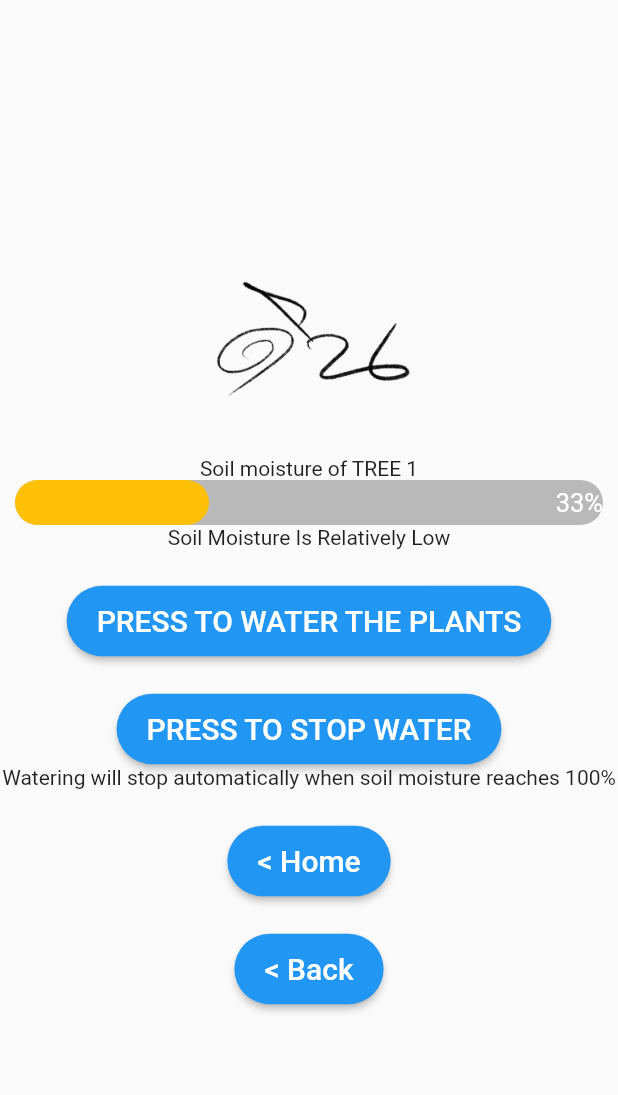
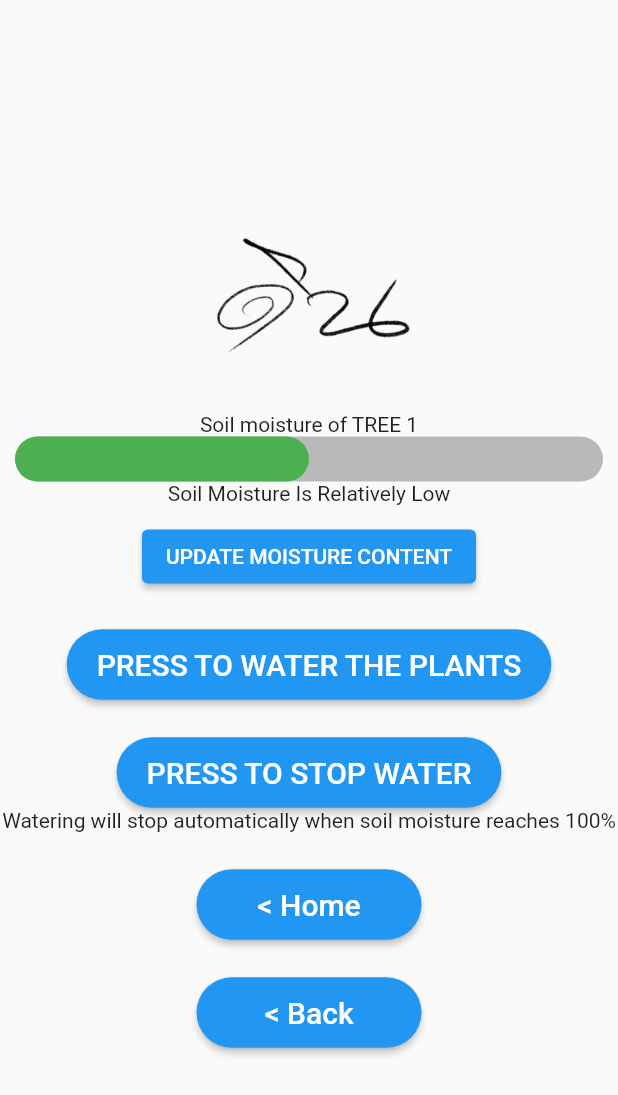
Before and after one commit to JuneKR/Soil-Moisture-Monitoring-Application, a Flutter app: the Tree1Page screen opened by its route, on a phone screen of 412 x 824 dp. Shown: the top 1095 px of the screen. Run offline on Flutter 3.47's test engine with Material 2 defaults, Android fonts, the phone set to English and light mode, and no system bars; drawn by our look-alikes of getwidget; our stand-ins replace firebase_core, firebase_database; accounts and stored records are empty; network calls fail.

Commit message:
adjust button

```diff
--- a/lib/screens/MainPage.dart
+++ b/lib/screens/MainPage.dart
@@ -6,6 +6,8 @@ import 'package:project/screens/DashBoard.dart';
 
 
 class MainPage extends StatefulWidget {
+  const MainPage({Key? key}) : super(key: key);
+
   @override
   _MainPage createState() => _MainPage();
 }
--- a/lib/screens/Tree1Page.dart
+++ b/lib/screens/Tree1Page.dart
@@ -5,7 +5,61 @@ import 'package:project/widget/HeaderWidget.dart';
 import 'package:project/widget/ButtonWidget.dart';
 import 'package:getwidget/getwidget.dart';
 
+import 'package:http/http.dart' as http;
+import 'dart:convert';
+
+// Might Apply GetData.dart to this page since click update button but is doen't load or update data in screen
+
 class Tree1Page extends StatelessWidget {
+  // var Tree1Page({Key? key}) : super(key: key);
+
+  /* Get Data */
+  // void initState() {
+    // super.initState();
+    // initState();
+    // readData();
+  // }
+  // readData();
+
+  // bool isLoading = true;
+  // List<String> list = [];
+  String moisture = "";
+  String percentMoisture = "";
+  double doubleMoisture = 0;
+  Future<void> readData() async {
+
+    // Please replace the Database URL
+    // which we will get in “Add Realtime Database”
+    // step with DatabaseURL
+
+    var url = "https://soil-moisture-monitoring-app-default-rtdb.firebaseio.com/"+"data.json";
+    // Do not remove “data.json”,keep it as it is
+    try {
+      final response = await http.get(Uri.parse(url));
+      final extractedData = json.decode(response.body) as Map<String, dynamic>;
+      if (extractedData == null) {
+        return;
+      }
+      extractedData.forEach((blogId, blogData) {
+        // list.add(blogData["moisture"]);
+        // moisture.gcd(blogData["moisture"]);
+        moisture = blogData["moisture"];
+        doubleMoisture = int.parse(moisture).toDouble()/100;
+        percentMoisture = moisture+"%";
+        print(doubleMoisture);
+        print(blogData["moisture"]);
+        print(percentMoisture);
+      });
+      // setState(() {
+      //   isLoading = false;
+      // });
+    } catch (error) {
+      throw error;
+    }
+  }
+  /* End Get Data */
+
+
   @override
   Widget build(BuildContext context) => Scaffold(
     /* Display AppBar */
@@ -30,16 +84,20 @@ class Tree1Page extends StatelessWidget {
                 style: TextStyle(fontWeight: FontWeight.normal),
               ),
               GFProgressBar(
-                percentage: 0.33,
+                percentage: 0.50,
+                // percentage: doubleMoisture,
                 lineHeight: 30,
-                child: const Padding(
+                child: Padding(
                   padding: EdgeInsets.only(top: 5, bottom: 5),
-                  child: Text('33%', textAlign: TextAlign.end,
+                  // child: Text(percentMoisture, textAlign: TextAlign.end,
+                  //   style: TextStyle(fontSize: 17, color: Colors.white),
+                  // ),
+                  child: Text(moisture.toString(), textAlign: TextAlign.end,
                     style: TextStyle(fontSize: 17, color: Colors.white),
                   ),
                 ),
                 backgroundColor: Colors.black26,
-                progressBarColor: Colors.amber,
+                progressBarColor: Colors.green,
               ),
 
               /* Soil Moisture Status */
@@ -51,6 +109,16 @@ class Tree1Page extends StatelessWidget {
               ),
 
               /* Should Return Watering Status -> Failed water not enough or success */
+              const SizedBox(
+                height: 10,
+              ),
+              ElevatedButton(
+                  onPressed: readData,
+                  child: const Text(
+                    "UPDATE MOISTURE CONTENT",
+                    style: TextStyle(color: Colors.white),
+                    textAlign: TextAlign.center,
+                  )),
               const SizedBox(height: 24),
               ButtonWidget(
                 text: 'PRESS TO WATER THE PLANTS',
--- a/lib/widget/ButtonWidget.dart
+++ b/lib/widget/ButtonWidget.dart
@@ -21,5 +21,7 @@ class ButtonWidget extends StatelessWidget {
     textColor: Colors.white,
     shape: StadiumBorder(),
     padding: EdgeInsets.symmetric(horizontal: 20, vertical: 12),
+    minWidth: 150,
+    height: 10,
   );
 }
--- a/pubspec.yaml
+++ b/pubspec.yaml
@@ -30,10 +30,6 @@ dependencies:
   flutter:
     sdk: flutter
   http: ^0.13.3
-
-
-  # The following adds the Cupertino Icons font to your application.
-  # Use with the CupertinoIcons class for iOS style icons.
   cupertino_icons: ^1.0.2
   getwidget: ^2.0.5
   firebase_database: ^9.0.10
@@ -64,6 +60,8 @@ flutter:
   # To add assets to your application, add an assets section, like this:
   assets:
     - assets/images/logo.png
+    - assets/images/june.jpg
+    - assets/images/champ.png
   #   - images/a_dot_burr.jpeg
   #   - images/a_dot_ham.jpeg
 
```
Also changed, not shown: lib/screens/DashBoard.dart (+23 -19 lines), lib/screens/TreePage.dart (+107 -31 lines), assets/images/champ.png (added), assets/images/june.jpg (added), 1 other file.
